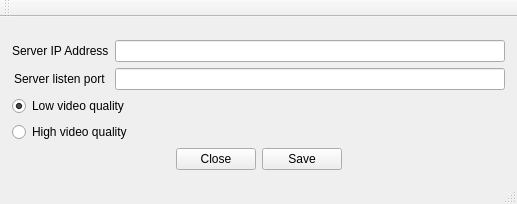
Qt form RealTimeFaceMaskDetector/TCPClientUI/TCPClientUI.ui (ita-social-projects/FaceRecognizer-Back-End) before a commit.
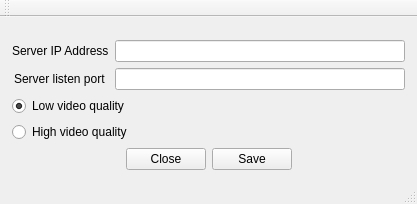
The same form after that commit.

Diff of the .ui file:
```diff
--- a/RealTimeFaceMaskDetector/TCPClientUI/TCPClientUI.ui
+++ b/RealTimeFaceMaskDetector/TCPClientUI/TCPClientUI.ui
@@ -6,7 +6,7 @@
    <rect>
     <x>0</x>
     <y>0</y>
-    <width>517</width>
+    <width>417</width>
     <height>204</height>
    </rect>
   </property>
```
Left out of the diff: 5 changed lines with no effect on the pictures.
